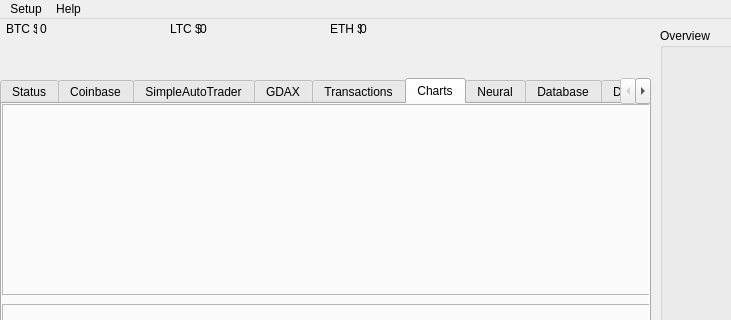
First picture: the form in bpwindow.ui, repository Xenrutcon/bitProphet-Qt, before the edit; both pictures show x 0 to 731 and y 0 to 320 of the 920 by 708 pixel window.
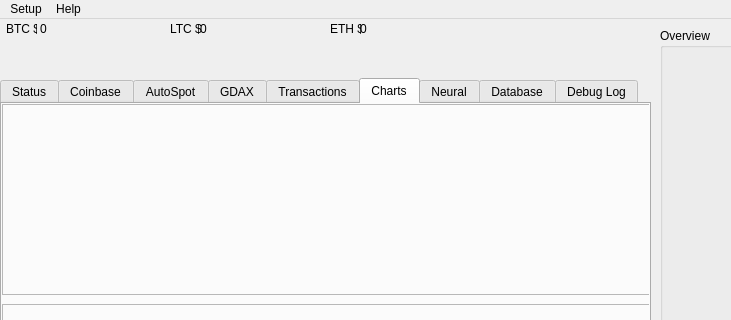
Second picture: the form after the edit.

Patch:
```diff
--- a/bpwindow.ui
+++ b/bpwindow.ui
@@ -138,7 +138,7 @@
     </widget>
     <widget class="QWidget" name="mCbSimpleAutoTradeTab">
      <attribute name="title">
-      <string>SimpleAutoTrader</string>
+      <string>AutoSpot</string>
      </attribute>
     </widget>
     <widget class="QWidget" name="mGdaxTab">
```
Left out of the diff: 2 changed lines with no effect on the pictures.
